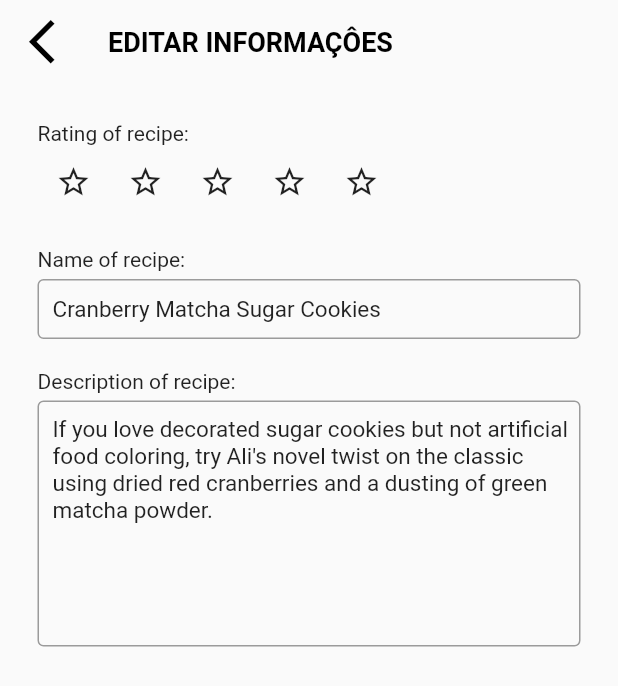
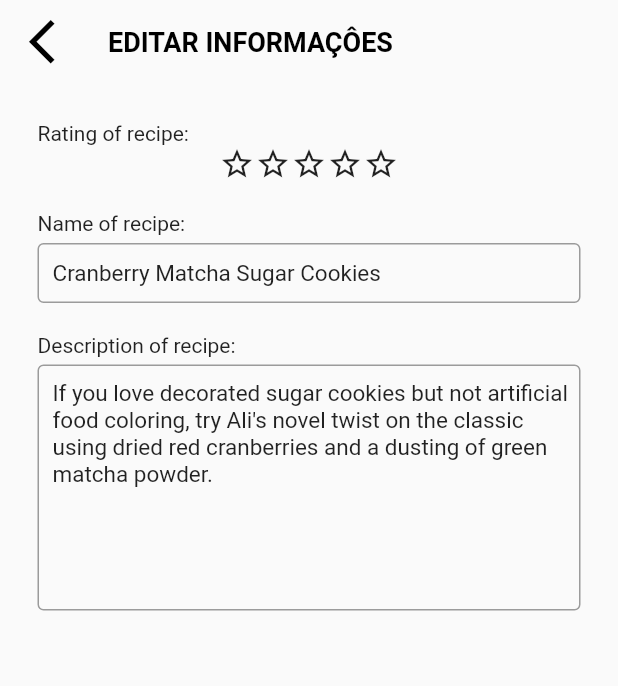
Before and after one commit to PBrunoCyber/Food_Recipe, a Flutter app: the EditPage screen opened directly with sample values from the repository, on a phone screen of 412 x 824 dp. Shown: the top 686 px of the screen. Run offline on Flutter 3.47's test engine with Material 2 defaults, Android fonts, the phone set to English and light mode, and no system bars; network calls fail.

Commit message:
Rating widget added

```diff
--- a/lib/views/edit_page.dart
+++ b/lib/views/edit_page.dart
@@ -1,5 +1,6 @@
 import 'package:flutter/material.dart';
 import 'package:flutter_food_recipe/models/recipe.dart';
+import 'package:flutter_food_recipe/views/widgets/rating.dart';
 
 class EditPage extends StatefulWidget {
   final Recipe recipe;
@@ -10,8 +11,7 @@ class EditPage extends StatefulWidget {
 }
 
 class _EditPageState extends State<EditPage> {
-  List<bool> starId = [false, false, false, false, false];
-  int count = 0;
+  int _rating;
 
   @override
   Widget build(BuildContext context) {
@@ -42,104 +42,11 @@ class _EditPageState extends State<EditPage> {
               crossAxisAlignment: CrossAxisAlignment.start,
               children: [
                 const Text("Rating of recipe:"),
-                Row(
-                  mainAxisAlignment: MainAxisAlignment.start,
-                  children: [
-                    IconButton(
-                      icon: starId[0]
-                          ? const Icon(Icons.star, color: Colors.orange)
-                          : const Icon(Icons.star_border),
-                      onPressed: () {
-                        setState(() {
-                          count = 1;
-                          if (starId[0]) {
-                            for (var i = 1; i < starId.length; i++) {
-                              starId[i] = false;
-                            }
-                          } else {
-                            starId[0] = !starId[0];
-                          }
-                        });
-                      },
-                    ),
-                    IconButton(
-                      icon: starId[1]
-                          ? const Icon(Icons.star, color: Colors.orange)
-                          : const Icon(Icons.star_border),
-                      onPressed: () {
-                        setState(() {
-                          count = 2;
-
-                          if (starId[1]) {
-                            for (var i = 2; i < starId.length; i++) {
-                              starId[i] = false;
-                            }
-                          } else {
-                            for (var i = 0; i < 2; i++) {
-                              starId[i] = true;
-                            }
-                          }
-                        });
-                      },
-                    ),
-                    IconButton(
-                      icon: starId[2]
-                          ? const Icon(Icons.star, color: Colors.orange)
-                          : const Icon(Icons.star_border),
-                      onPressed: () {
-                        setState(() {
-                          count = 3;
-
-                          if (starId[2]) {
-                            for (var i = 3; i < starId.length; i++) {
-                              starId[i] = false;
-                            }
-                          } else {
-                            for (var i = 0; i < 3; i++) {
-                              starId[i] = true;
-                            }
-                          }
-                        });
-                      },
-                    ),
-                    IconButton(
-                      icon: starId[3]
-                          ? const Icon(Icons.star, color: Colors.orange)
-                          : const Icon(Icons.star_border),
-                      onPressed: () {
-                        setState(() {
-                          count = 4;
-
-                          if (starId[3]) {
-                            for (var i = 4; i < starId.length; i++) {
-                              starId[i] = false;
-                            }
-                          } else {
-                            for (var i = 0; i < 4; i++) {
-                              starId[i] = true;
-                            }
-                          }
-                        });
-                      },
-                    ),
-                    IconButton(
-                      icon: starId[4]
-                          ? const Icon(Icons.star, color: Colors.orange)
-                          : const Icon(Icons.star_border),
-                      onPressed: () {
-                        setState(() {
-                          count = 5;
-
-                          if (!starId[4]) {
-                            for (var i = 0; i < 5; i++) {
-                              starId[i] = true;
-                            }
-                          }
-                        });
-                      },
-                    ),
-                  ],
-                ),
+                Rating((rating) {
+                  setState(() {
+                    _rating = rating;
+                  });
+                }),
                 const SizedBox(height: 20),
                 const Text("Name of recipe:"),
                 const SizedBox(height: 5),
@@ -182,3 +89,103 @@ class _EditPageState extends State<EditPage> {
     );
   }
 }
+
+
+// Row(
+//                   mainAxisAlignment: MainAxisAlignment.start,
+//                   children: [
+//                     IconButton(
+//                       icon: starId[0]
+//                           ? const Icon(Icons.star, color: Colors.orange)
+//                           : const Icon(Icons.star_border),
+//                       onPressed: () {
+//                         setState(() {
+//                           count = 1;
+//                           if (starId[0]) {
+//                             for (var i = 1; i < starId.length; i++) {
+//                               starId[i] = false;
+//                             }
+//                           } else {
+//                             starId[0] = !starId[0];
+//                           }
+//                         });
+//                       },
+//                     ),
+//                     IconButton(
+//                       icon: starId[1]
+//                           ? const Icon(Icons.star, color: Colors.orange)
+//                           : const Icon(Icons.star_border),
+//                       onPressed: () {
+//                         setState(() {
+//                           count = 2;
+
+//                           if (starId[1]) {
+//                             for (var i = 2; i < starId.length; i++) {
+//                               starId[i] = false;
+//                             }
+//                           } else {
+//                             for (var i = 0; i < 2; i++) {
+//                               starId[i] = true;
+//                             }
+//                           }
+//                         });
+//                       },
+//                     ),
+//                     IconButton(
+//                       icon: starId[2]
+//                           ? const Icon(Icons.star, color: Colors.orange)
+//                           : const Icon(Icons.star_border),
+//                       onPressed: () {
+//                         setState(() {
+//                           count = 3;
+
+//                           if (starId[2]) {
+//                             for (var i = 3; i < starId.length; i++) {
+//                               starId[i] = false;
+//                             }
+//                           } else {
+//                             for (var i = 0; i < 3; i++) {
+//                               starId[i] = true;
+//                             }
+//                           }
+//                         });
+//                       },
+//                     ),
+//                     IconButton(
+//                       icon: starId[3]
+//                           ? const Icon(Icons.star, color: Colors.orange)
+//                           : const Icon(Icons.star_border),
+//                       onPressed: () {
+//                         setState(() {
+//                           count = 4;
+
+//                           if (starId[3]) {
+//                             for (var i = 4; i < starId.length; i++) {
+//                               starId[i] = false;
+//                             }
+//                           } else {
+//                             for (var i = 0; i < 4; i++) {
+//                               starId[i] = true;
+//                             }
+//                           }
+//                         });
+//                       },
+//                     ),
+//                     IconButton(
+//                       icon: starId[4]
+//                           ? const Icon(Icons.star, color: Colors.orange)
+//                           : const Icon(Icons.star_border),
+//                       onPressed: () {
+//                         setState(() {
+//                           count = 5;
+
+//                           if (!starId[4]) {
+//                             for (var i = 0; i < 5; i++) {
+//                               starId[i] = true;
+//                             }
+//                           }
+//                         });
+//                       },
+//                     ),
+//                   ],
+//                 ),
--- /dev/null
+++ b/lib/views/widgets/rating.dart
@@ -0,0 +1,45 @@
+import 'package:flutter/material.dart';
+
+class Rating extends StatefulWidget {
+  final int maximunRating;
+  final Function(int) onRatingSelected;
+  // ignore: use_key_in_widget_constructors
+  const Rating(this.onRatingSelected, [this.maximunRating = 5]);
+  @override
+  createState() => _RatingState();
+}
+
+class _RatingState extends State<Rating> {
+  int _currentRating = 0;
+  Widget _buildRatingStar(int index) {
+    if (index < _currentRating) {
+      return const Icon(Icons.star, color: Colors.orange);
+    } else {
+      return const Icon(Icons.star_border_outlined);
+    }
+  }
+
+  Widget _buildBody() {
+    final stars = List<Widget>.generate(widget.maximunRating, (index) {
+      return GestureDetector(
+        onTap: () {
+          setState(() {
+            _currentRating = index + 1;
+          });
+          widget.onRatingSelected(_currentRating);
+        },
+        child: _buildRatingStar(index),
+      );
+    });
+
+    return Row(
+      mainAxisAlignment: MainAxisAlignment.center,
+      children: stars,
+    );
+  }
+
+  @override
+  Widget build(BuildContext context) {
+    return _buildBody();
+  }
+}
```
